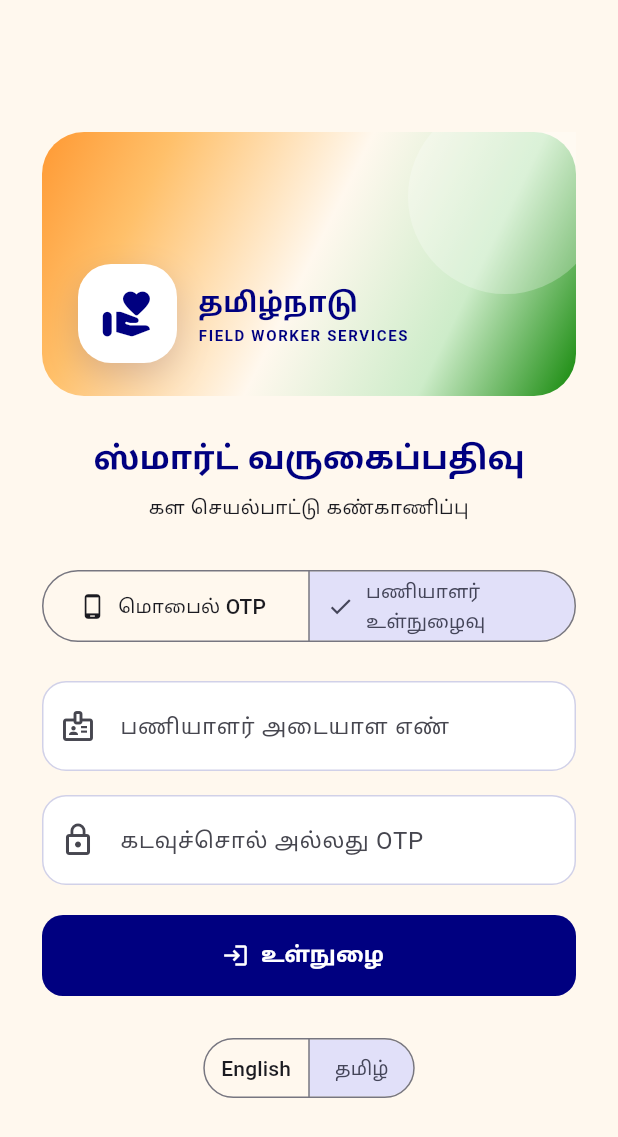
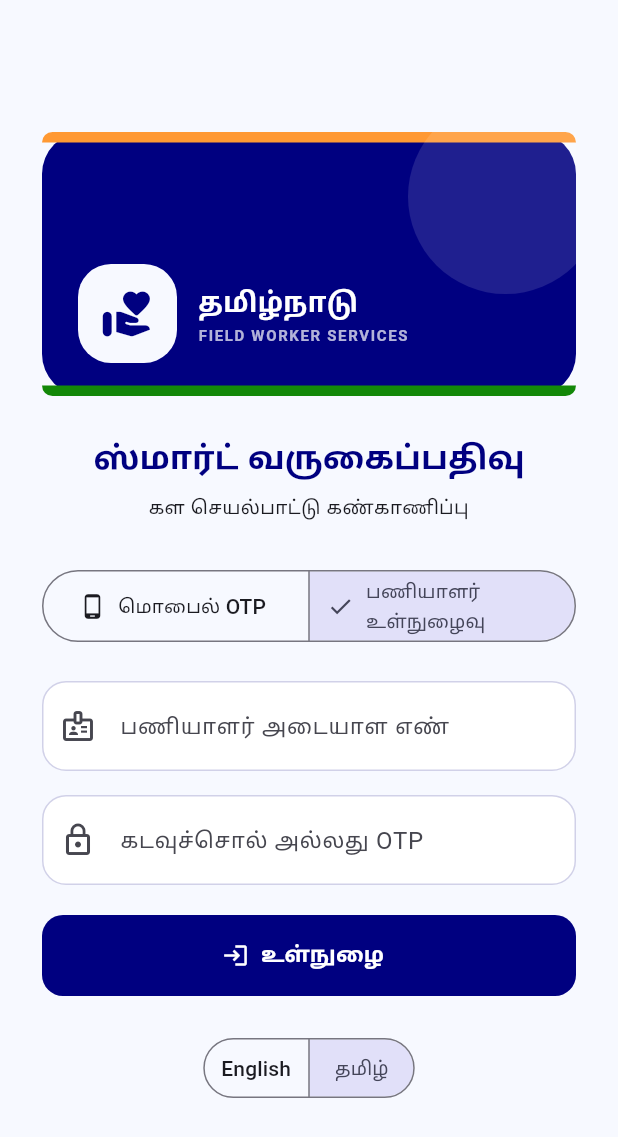
Before and after one commit to vinodha-l/Smart-Attendance-and-Field-Activity-Monitoring, a Flutter app: the screen it shows after launch, after a tap on "Employee login", after a tap on "தமிழ்", on a phone screen of 412 x 824 dp. Shown: the top 1137 px of the screen. Run offline on Flutter 3.47's test engine with Material 3 defaults, Android fonts, the phone set to English and light mode, and no system bars; our stand-ins replace connectivity_plus, geolocator, image_picker, shared_preferences, sqflite; accounts and stored records are empty; network calls fail.

Commit message:
design: improve government app contrast

```diff
--- a/mobile-app/lib/core/app_theme.dart
+++ b/mobile-app/lib/core/app_theme.dart
@@ -8,7 +8,7 @@
   static const Color saffron = Color(0xFFFF9933);
   static const Color navy = Color(0xFF000080);
   static const Color indiaGreen = Color(0xFF138808);
-  static const Color cream = Color(0xFFFFF8EE);
+  static const Color cream = Color(0xFFF7F9FF);
   static const Color ink = Color(0xFF172033);
   static const Color brand = navy;
   static const Color surface = cream;
--- a/mobile-app/lib/screens/login_screen.dart
+++ b/mobile-app/lib/screens/login_screen.dart
@@ -243,20 +243,34 @@
         height: 176,
         decoration: BoxDecoration(
           borderRadius: BorderRadius.circular(28),
-          gradient: const LinearGradient(
-            begin: Alignment.topLeft,
-            end: Alignment.bottomRight,
-            colors: [
-              AppTheme.saffron,
-              Color(0xFFFFC06A),
-              Color(0xFFFFF8EE),
-              Color(0xFFCDECC9),
-              AppTheme.indiaGreen,
-            ],
-            stops: [0, .20, .50, .76, 1],
-          ),
+          color: AppTheme.navy,
         ),
         child: Stack(children: [
+          Positioned(
+            top: 0,
+            left: 0,
+            right: 0,
+            child: Container(
+              height: 7,
+              decoration: const BoxDecoration(
+                color: AppTheme.saffron,
+                borderRadius: BorderRadius.vertical(top: Radius.circular(28)),
+              ),
+            ),
+          ),
+          Positioned(
+            bottom: 0,
+            left: 0,
+            right: 0,
+            child: Container(
+              height: 7,
+              decoration: const BoxDecoration(
+                color: AppTheme.indiaGreen,
+                borderRadius:
+                    BorderRadius.vertical(bottom: Radius.circular(28)),
+              ),
+            ),
+          ),
           Positioned(
             right: -18,
             top: -22,
@@ -265,7 +279,7 @@
               height: 130,
               decoration: BoxDecoration(
                 shape: BoxShape.circle,
-                color: Colors.white.withValues(alpha: .26),
+                color: Colors.white.withValues(alpha: .12),
               ),
             ),
           ),
@@ -277,7 +291,7 @@
                 width: 66,
                 height: 66,
                 decoration: BoxDecoration(
-                  color: Colors.white,
+                  color: const Color(0xFFF7F9FF),
                   borderRadius: BorderRadius.circular(22),
                   boxShadow: [
                     BoxShadow(
@@ -299,13 +313,13 @@
                         style: TextStyle(
                             fontSize: 20,
                             fontWeight: FontWeight.w800,
-                            color: AppTheme.navy)),
+                            color: Colors.white)),
                     Text('FIELD WORKER SERVICES',
                         style: TextStyle(
                             fontSize: 10,
                             letterSpacing: 1.1,
                             fontWeight: FontWeight.w700,
-                            color: AppTheme.navy)),
+                            color: Colors.white70)),
                   ]),
             ]),
           ),
```
